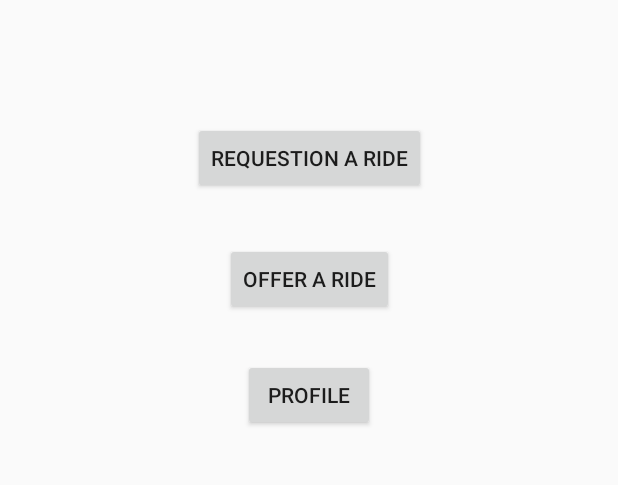
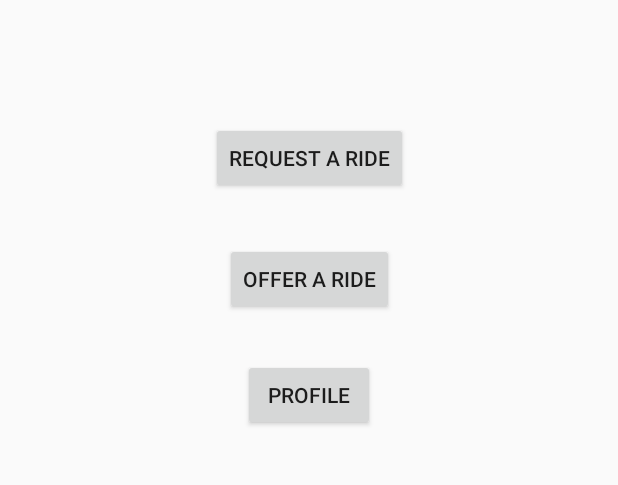
Before and after one commit to Patelrt/UC-Carpooling, an Android app: the MainMenuActivity screen opened directly, with no data from a screen before it, on a phone screen of 412 x 824 dp, the part 276-761 px from its top. Run offline under Robolectric (Android 15) with nearby library versions, the phone set to English and light mode, and no system bars.

Commit message:
Fixed Request a Ride word

```diff
--- a/app/src/main/java/softwareengineering/uc_carpooling/UserProfile.java
+++ b/app/src/main/java/softwareengineering/uc_carpooling/UserProfile.java
@@ -57,12 +57,13 @@ public class UserProfile extends AppCompatActivity {
         {
             username = fbUser.getDisplayName();
             email = fbUser.getEmail();
-            fullName = fbUser.getUid().toString();
+            fullName = fbUser.getDisplayName().toString();
         }
 
         // Initialize box text to user's information
         ((EditText)findViewById(R.id.showUsernameProfile)).setText(username);
         ((EditText)findViewById(R.id.showEmailProfile)).setText(email);
+        ((EditText)findViewById(R.id.showNameProfile)).setText(fullName);
         //(TextView)findViewById(R.id.input_password).setText(password);
 
 
--- a/app/src/main/res/layout/activity_main_menu.xml
+++ b/app/src/main/res/layout/activity_main_menu.xml
@@ -11,7 +11,7 @@
         android:layout_width="wrap_content"
         android:layout_height="wrap_content"
         android:layout_marginTop="81dp"
-        android:text="Requestion A Ride"
+        android:text="Request A Ride"
         app:layout_constraintLeft_toLeftOf="parent"
         app:layout_constraintRight_toRightOf="parent"
         tools:layout_constraintTop_creator="1"
```
